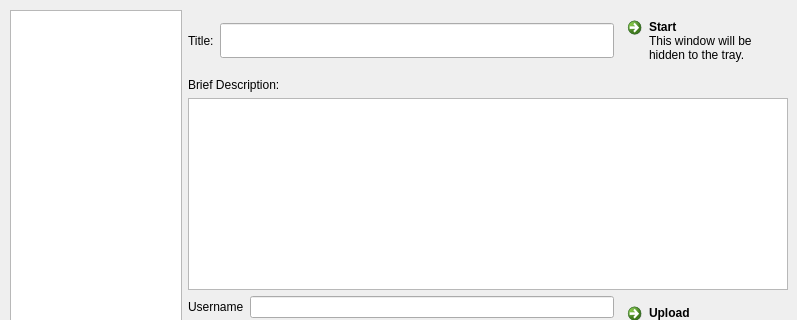
First picture: the form in client/editorwindow.ui, repository skyronic/tuxtorial-client, before the edit; both pictures show x 0 to 797 and y 0 to 320 of the 797 by 501 pixel window.
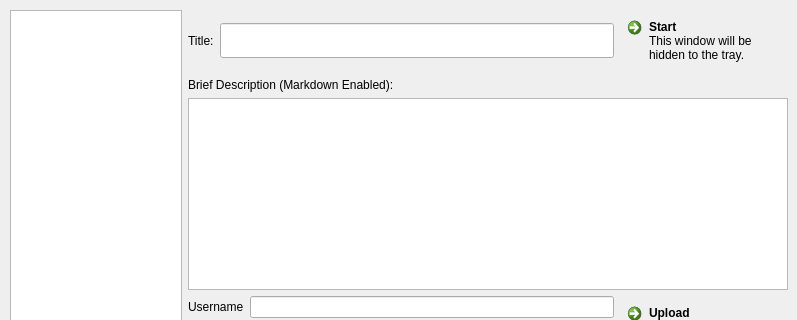
Second picture: the form after the edit. Icons and pictures are not drawn.

Commit message: Send title and description as well.

Diff of the .ui file:
```diff
--- a/client/editorwindow.ui
+++ b/client/editorwindow.ui
@@ -138,7 +138,7 @@
        <item>
         <widget class="QLabel" name="label_2">
          <property name="text">
-          <string>Brief Description:</string>
+          <string>Brief Description (Markdown Enabled):</string>
          </property>
         </widget>
        </item>
```
Left out of the diff: 7 changed lines with no effect on the pictures. The commit also changes 4 other files.
